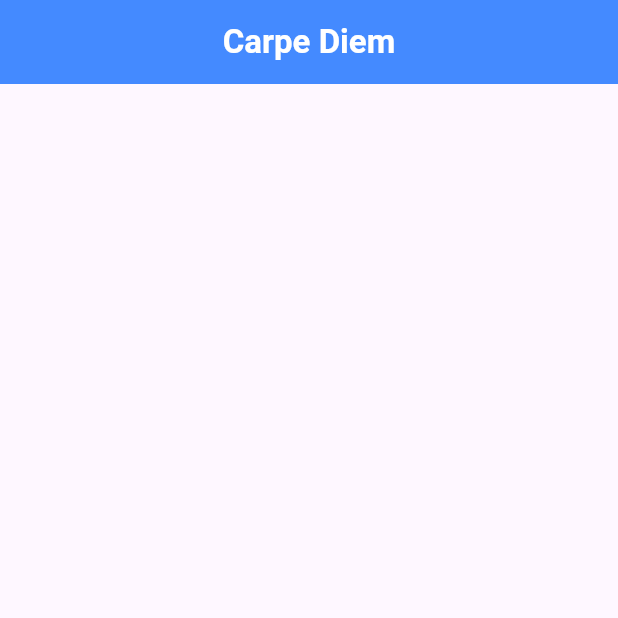
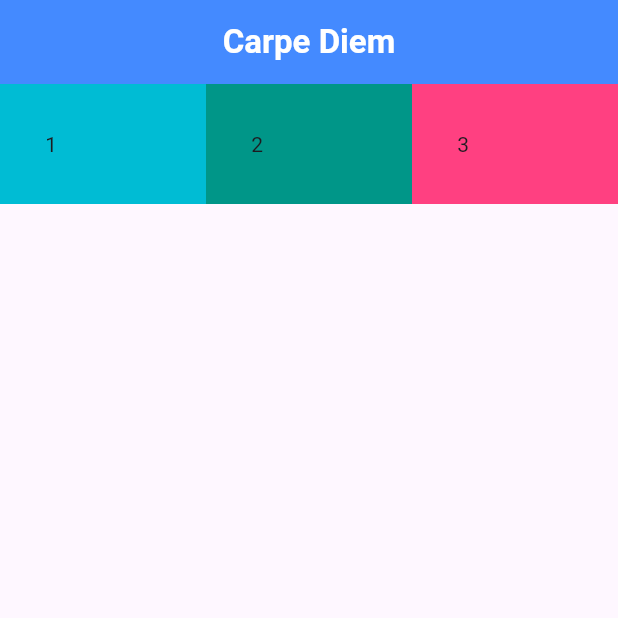
Before and after one commit to shaddybett/dart-prac, a Flutter app: the screen it shows after launch, on a phone screen of 412 x 824 dp, the top half of it. Run offline on Flutter 3.47's test engine with Material 3 defaults, Android fonts, the phone set to English and light mode, and no system bars; project files that could hold a hidden picture were left out.

Commit message:
made 3 containers

```diff
--- a/lib/main.dart
+++ b/lib/main.dart
@@ -89,7 +89,28 @@ class Home extends StatelessWidget {
         mainAxisAlignment: MainAxisAlignment.start,
         crossAxisAlignment: CrossAxisAlignment.start,
         children: [
-
+          Expanded(
+            flex: 1,
+            child: Container(
+              padding: EdgeInsets.all(30.0),
+              color: Colors.cyan,
+              child: Text('1'),
+            )),
+          Expanded(
+            flex: 1,
+            child: Container(
+              padding: EdgeInsets.all(30.0),
+              color: Colors.teal,
+              child: Text('2'),
+            )),
+          Expanded(
+            flex: 1,
+            child: Container(
+              color: Colors.pinkAccent,
+              padding: EdgeInsets.all(30.0),
+              child: Text('3'),
+            )
+            )
         ],
       ),
     );
```
